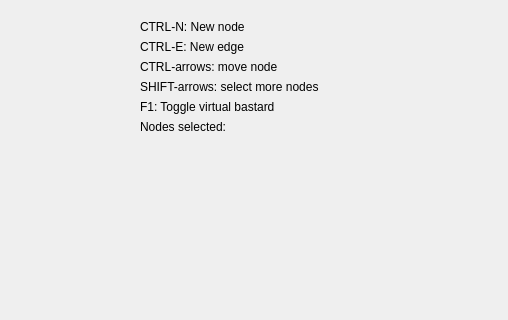
First picture: the form in qttesteditconceptmapdialog.ui, repository richelbilderbeek/TestConceptMap, before the edit; both pictures show x 252 to 760 and y 0 to 320 of the 760 by 610 pixel window.
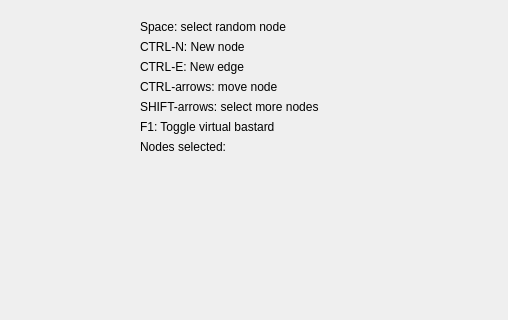
Second picture: the form after the edit.

```diff
--- a/qttesteditconceptmapdialog.ui
+++ b/qttesteditconceptmapdialog.ui
@@ -25,6 +25,13 @@
       <bool>true</bool>
      </property>
      <layout class="QVBoxLayout" name="verticalLayout">
+      <item>
+       <widget class="QLabel" name="label">
+        <property name="text">
+         <string>Space: select random node</string>
+        </property>
+       </widget>
+      </item>
       <item>
        <widget class="QLabel" name="label_new_node">
         <property name="text">
```
